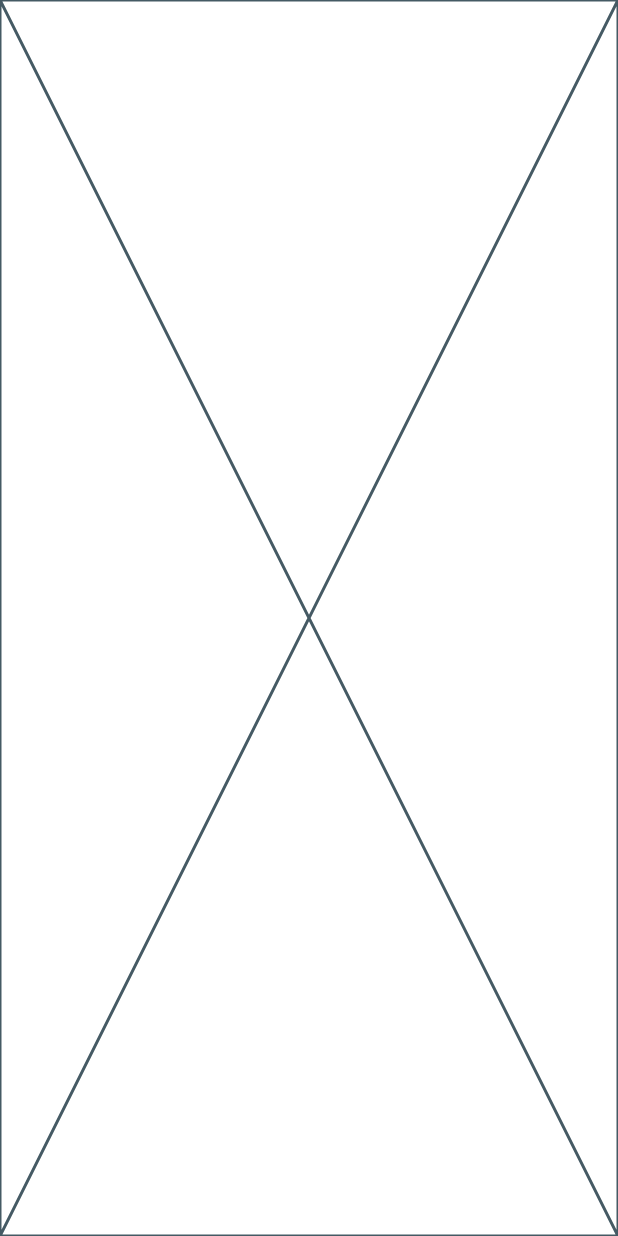
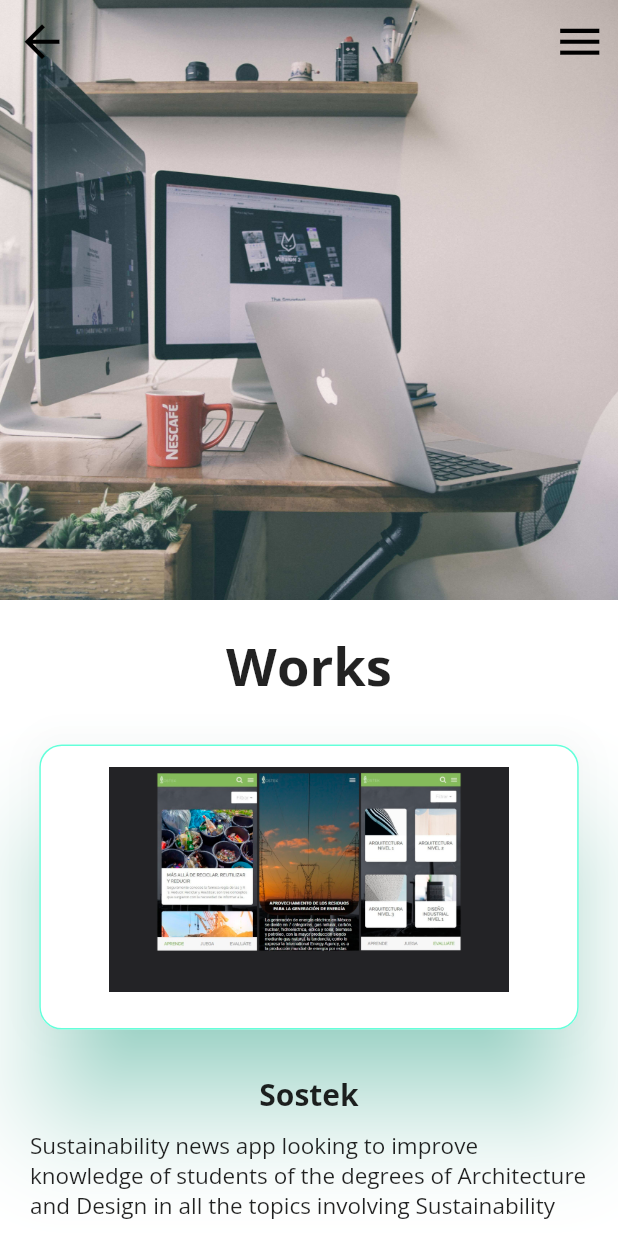
Before and after one commit to JoaquinMX/website_portfolio_flutter, a Flutter app: the screen it shows after launch, after a tap on the "menu" icon, after a tap on "Work", on a phone screen of 412 x 824 dp. Run offline on Flutter 3.47's test engine with Material 2 defaults, Android fonts, the light colour scheme and no system bars; our stand-ins replace flutter_svg, google_fonts, url_strategy.

Commit message:
feat: Add works mobile

```diff
--- a/lib/components/single_showcase.dart
+++ b/lib/components/single_showcase.dart
@@ -48,3 +48,45 @@ class SingleShowcase extends StatelessWidget {
         children: flip ? buildShowcase.reversed.toList() : buildShowcase);
   }
 }
+
+class SingleShowcaseMobile extends StatelessWidget {
+  final double width;
+  final String title;
+  final String text;
+  final String imagePath;
+
+  const SingleShowcaseMobile(
+      {super.key,
+      required this.width,
+      required this.imagePath,
+      required this.title,
+      required this.text});
+
+  @override
+  Widget build(BuildContext context) {
+    return Column(
+      children: [
+        ServiceCard(
+          imagePath: imagePath,
+          fit: BoxFit.contain,
+          height: 150,
+          width: width * .8,
+        ),
+        SizedBox(
+          height: 30,
+        ),
+        Sans(text: title, size: 20, isBold: true),
+        SizedBox(
+          height: 10,
+        ),
+        Padding(
+          padding: EdgeInsets.symmetric(horizontal: 20),
+          child: Sans(
+            text: text,
+            size: 15,
+          ),
+        ),
+      ],
+    );
+  }
+}
--- a/lib/mobile/works_mobile.dart
+++ b/lib/mobile/works_mobile.dart
@@ -1,4 +1,7 @@
 import 'package:flutter/material.dart';
+import 'package:flutter_portfolio/components/custom_drawer.dart';
+import 'package:flutter_portfolio/components/sans.dart';
+import 'package:flutter_portfolio/components/single_showcase.dart';
 
 class WorksMobile extends StatefulWidget {
   const WorksMobile({super.key});
@@ -10,6 +13,55 @@ class WorksMobile extends StatefulWidget {
 class _WorksMobileState extends State<WorksMobile> {
   @override
   Widget build(BuildContext context) {
-    return const Placeholder();
+    double width = MediaQuery.of(context).size.width;
+    return SafeArea(
+        child: Scaffold(
+      extendBodyBehindAppBar: true,
+      backgroundColor: Colors.white,
+      endDrawer: const CustomDrawerMobile(),
+      body: NestedScrollView(
+        headerSliverBuilder: (BuildContext context, bool innerBoxIsScrolled) {
+          return <Widget>[
+            SliverAppBar(
+              expandedHeight: 400,
+              backgroundColor: Colors.white,
+              iconTheme: const IconThemeData(
+                size: 35,
+                color: Colors.black,
+              ),
+              flexibleSpace: FlexibleSpaceBar(
+                background: Image.asset(
+                  "assets/imgs/portfolio/works.jpg",
+                  fit: BoxFit.cover,
+                ),
+              ),
+            )
+          ];
+        },
+        body: ListView(
+          children: [
+            Column(
+              crossAxisAlignment: CrossAxisAlignment.center,
+              children: [
+                SizedBox(
+                  height: 20,
+                ),
+                Sans(text: "Works", size: 35, isBold: true),
+                SizedBox(
+                  height: 20,
+                ),
+                SingleShowcaseMobile(
+                  width: width,
+                  imagePath: "assets/imgs/portfolio/sostek_cover.jpg",
+                  title: "Sostek",
+                  text:
+                      "Sustainability news app looking to improve knowledge of students of the degrees of Architecture and Design in all the topics involving Sustainability",
+                ),
+              ],
+            )
+          ],
+        ),
+      ),
+    ));
   }
 }
```
